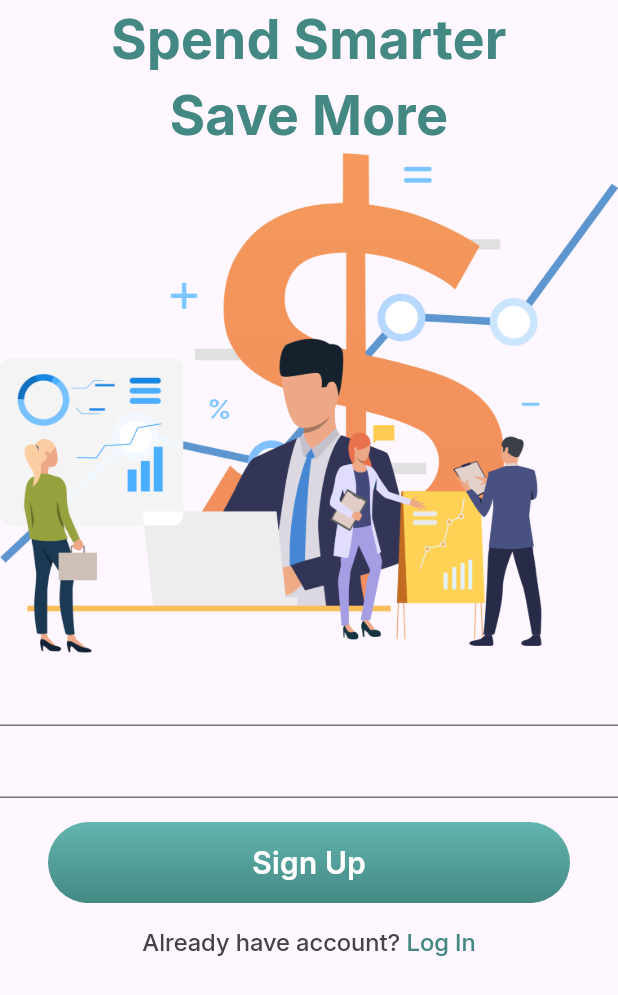
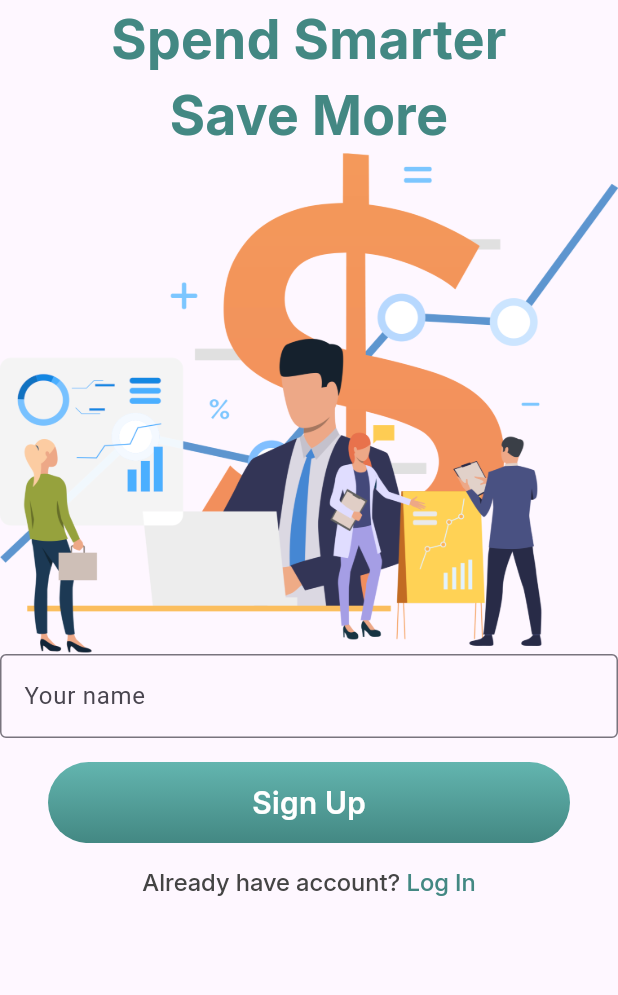
Before and after one commit to lourencomacuacua/financy-app, a Flutter app: the screen it shows after launch, on a phone screen of 412 x 824 dp. Shown: the top 995 px of the screen. Run offline on Flutter 3.47's test engine with Material 3 defaults, Android fonts, the phone set to English and light mode, and no system bars.

Commit message:
styling input text field

```diff
--- a/lib/app.dart
+++ b/lib/app.dart
@@ -1,6 +1,7 @@
 import 'package:finaceiro/feactures/onbording/onbording_page.dart';
 import 'package:finaceiro/feactures/sing_up/sing_up_page.dart';
 import 'package:finaceiro/feactures/splash/splash_page.dart';
+import 'package:finaceiro/themes/defaul_theme.dart';
 import 'package:flutter/material.dart';
 
 class App extends StatelessWidget {
@@ -9,6 +10,7 @@ class App extends StatelessWidget {
   @override
   Widget build(BuildContext context) {
     return MaterialApp(
+      theme: defaultTheme,
       home: SingUpPage(),
     );
   }
--- a/lib/feactures/sing_up/sing_up_page.dart
+++ b/lib/feactures/sing_up/sing_up_page.dart
@@ -25,11 +25,17 @@ class SingUpPage extends StatelessWidget {
             style: AppTextStyles.midiumText
                 .copyWith(color: AppColors.greenlightTwo),
           ),
-          Container(
-            child: Image.asset('assets/images/man.png'),
-          ),
-          TextFormField(),
-          const TextField(),
+          Image.asset('assets/images/man.png'),
+          Form(
+              child: Column(
+            children: [
+              TextFormField(
+                decoration: const InputDecoration(
+                    labelText: "Your name",
+                     border: OutlineInputBorder()),
+              )
+            ],
+          )),
           Padding(
             padding:
                 const EdgeInsets.symmetric(horizontal: 32.0, vertical: 16.0),
--- /dev/null
+++ b/lib/themes/defaul_theme.dart
@@ -0,0 +1,11 @@
+import 'package:flutter/material.dart';
+
+final defaultTheme = ThemeData(
+  inputDecorationTheme: const InputDecorationTheme(
+    focusedBorder: OutlineInputBorder(
+      borderSide: BorderSide(
+        color: Colors.green,
+      ),
+    ),
+  ),
+);
```
